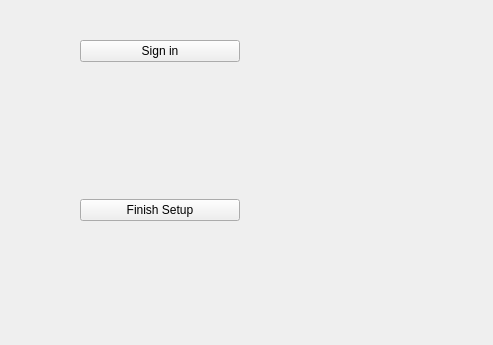
HishamLB/Encrypted-GDrive-Client, file Google-Drive-Client/setup.ui: the form before one commit.
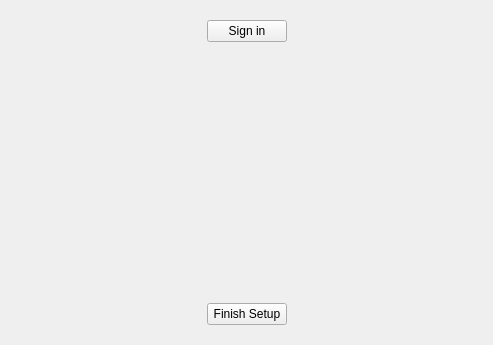
The form after the commit.

Commit message: UI is now reactive, settings page looks a bit cleaner

```diff
--- a/Google-Drive-Client/setup.ui
+++ b/Google-Drive-Client/setup.ui
@@ -13,15 +13,24 @@
   <property name="windowTitle">
    <string>Setup</string>
   </property>
+  <layout class="QVBoxLayout" name="setupLayout">
+   <item>
+    <layout class="QHBoxLayout" name="horizontalLayout">
+     <item>
+      <spacer name="horizontalSpacer">
+       <property name="orientation">
+        <enum>Qt::Orientation::Horizontal</enum>
+       </property>
+       <property name="sizeHint" stdset="0">
+        <size>
+         <width>40</width>
+         <height>20</height>
+        </size>
+       </property>
+      </spacer>
+     </item>
+     <item>
   <widget class="QWidget" name="verticalLayoutWidget">
-   <property name="geometry">
-    <rect>
-     <x>80</x>
-     <y>40</y>
-     <width>160</width>
-     <height>181</height>
-    </rect>
-   </property>
    <layout class="QVBoxLayout" name="verticalLayout">
     <item>
      <widget class="QPushButton" name="signin_button">
@@ -58,6 +67,23 @@
     </item>
    </layout>
   </widget>
+     </item>
+     <item>
+      <spacer name="horizontalSpacer_2">
+       <property name="orientation">
+        <enum>Qt::Orientation::Horizontal</enum>
+       </property>
+       <property name="sizeHint" stdset="0">
+        <size>
+         <width>40</width>
+         <height>20</height>
+        </size>
+       </property>
+      </spacer>
+     </item>
+    </layout>
+   </item>
+  </layout>
  </widget>
  <resources/>
  <connections/>
```
Lines whose indentation alone changed are shown as unchanged. The commit also changes 4 other files.
